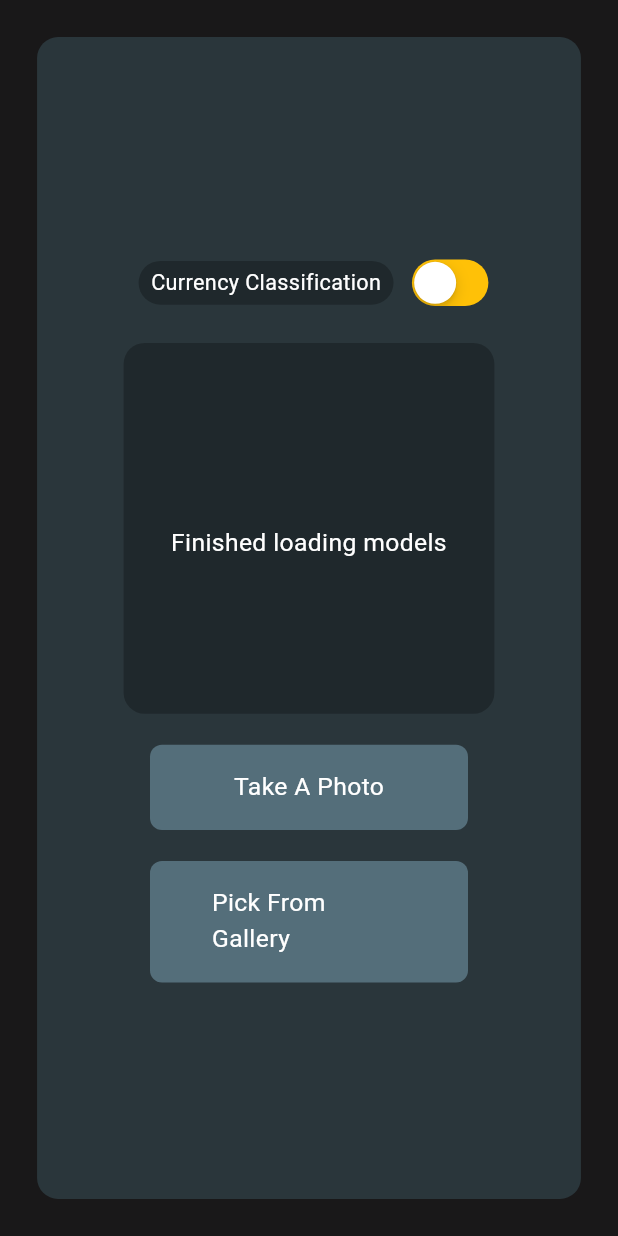
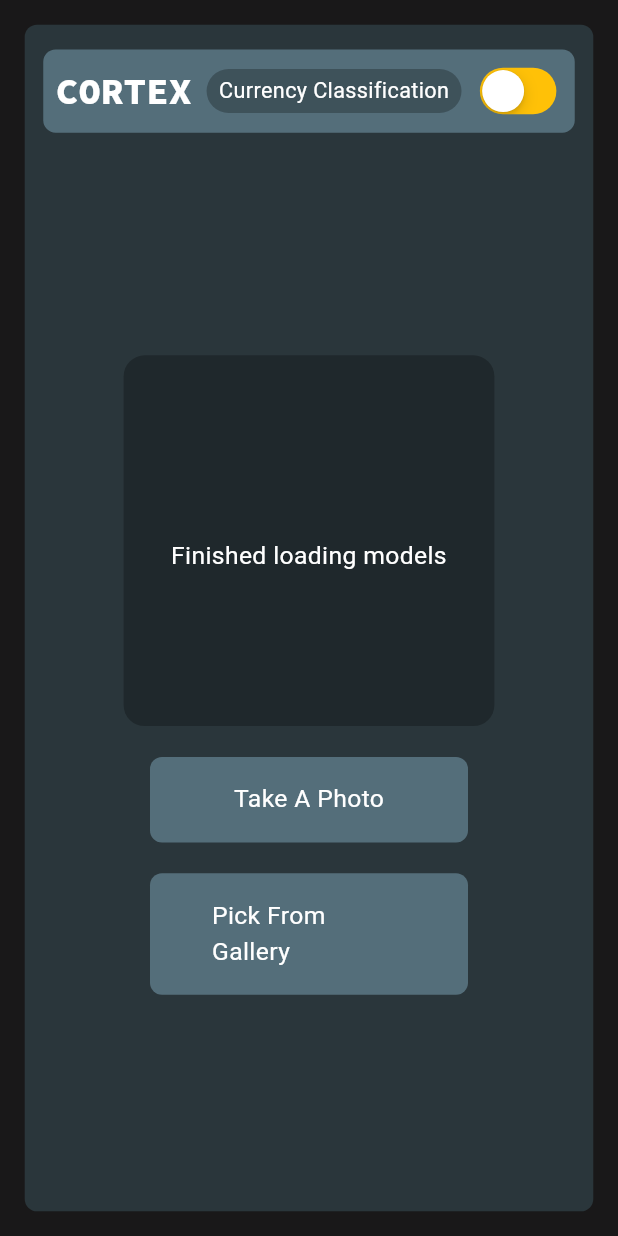
Before and after one commit to NehalH/Cortex-standalone, a Flutter app: the screen it shows after launch, on a phone screen of 412 x 824 dp. Run offline on Flutter 3.47's test engine with Material 3 defaults, Android fonts, the phone set to English and light mode, and no system bars; our stand-ins replace google_fonts, image_picker; missing offline and left inert: flutter_tesseract_ocr, flutter_tflite.

Commit message:
Update UI

```diff
--- a/lib/constants/constants.dart
+++ b/lib/constants/constants.dart
@@ -3,6 +3,7 @@ import 'package:flutter/material.dart';
 class AppColors {
   static final Color cortexPrimaryBg = Colors.black.withOpacity(0.9);
   static const Color cortexSecondaryBg = Color(0xFF2A363B);
+  static final Color? cortexFg = Colors.blueGrey[600];
 
 }
 
--- a/lib/views/home.dart
+++ b/lib/views/home.dart
@@ -9,6 +9,7 @@ import 'package:cortex/widgets/loading_status.dart';
 import 'package:flutter/cupertino.dart';
 import 'package:flutter/material.dart';
 import 'package:flutter_tflite/flutter_tflite.dart';
+import 'package:google_fonts/google_fonts.dart';
 import 'package:image_picker/image_picker.dart';
 
 class Home extends StatefulWidget {
@@ -118,17 +119,36 @@ class _HomeState extends State<Home> {
     return Scaffold(
       body: Container(
         color: AppColors.cortexPrimaryBg,
-        padding: EdgeInsets.symmetric(horizontal: width *0.06, vertical: width *0.06),
+        padding: EdgeInsets.symmetric(horizontal: width *0.04, vertical: width *0.04),
         child: Container(
           alignment: Alignment.center,
-          padding: EdgeInsets.all(width *0.14),
+          padding: EdgeInsets.symmetric(vertical: width *0.04, horizontal: width *0.03),
           decoration: BoxDecoration(
             color: AppColors.cortexSecondaryBg,
-            borderRadius: BorderRadius.circular(14),
+            borderRadius: BorderRadius.circular(width *0.02),
           ),
           child: Column(
-            mainAxisAlignment: MainAxisAlignment.center,
+            mainAxisAlignment: MainAxisAlignment.start,
             children: [
+              Container(
+                width: double.infinity,
+                decoration: BoxDecoration(
+                  color: AppColors.cortexFg,
+                  borderRadius: BorderRadius.circular(width *0.02),
+                ),
+                padding: EdgeInsets.symmetric(vertical: width *0.02, horizontal: width *0.02),
+                child: Row(
+                  children: [
+                    Text(
+                      'CORTEX',
+                      style: GoogleFonts.sourceCodePro(
+                        color: Colors.white,
+                        fontSize: width *0.06,
+                        fontWeight: FontWeight.w800,
+                      ),
+                      textAlign: TextAlign.center,
+                    ),
+                    const Spacer(),
                     Row(
                       mainAxisAlignment: MainAxisAlignment.end,
                       children: [
@@ -156,15 +176,21 @@ class _HomeState extends State<Home> {
                           value: regressionType == RegressionType.ocr,
                           onChanged: (value) {
                             setState(() {
-                        _output = "Processing . . . ";
+                              if(_output != "Processing..."){
+                                _output = "Processing...";
                                 regressionType = value ? RegressionType.ocr : RegressionType.currencyClassification;
                                 changeInterpreter();
                                 runThroughModel();
+                              }
                             });
                           },
                         ),
                       ],
                     ),
+                  ],
+                ),
+              ),
+              const Spacer(),
               SizedBox(height: width *0.05,),
               Center(
                 child: _isWaitingForInput == true
@@ -209,6 +235,7 @@ class _HomeState extends State<Home> {
                   ),
                 ],
               ),
+              const Spacer(),
             ],
           ),
         ),
--- a/lib/widgets/cortex_button.dart
+++ b/lib/widgets/cortex_button.dart
@@ -1,3 +1,4 @@
+import 'package:cortex/constants/constants.dart';
 import 'package:flutter/material.dart';
 
 class CortexFlatButton extends StatelessWidget {
@@ -22,7 +23,7 @@ class CortexFlatButton extends StatelessWidget {
         padding:
         EdgeInsets.symmetric(horizontal: width *0.1, vertical: width *0.04),
         decoration: BoxDecoration(
-            color: Colors.blueGrey[600],
+            color: AppColors.cortexFg,
             borderRadius: BorderRadius.circular(8)),
         child: Text(
           label,
--- a/pubspec.yaml
+++ b/pubspec.yaml
@@ -39,6 +39,7 @@ dependencies:
   image: ^3.0.1
   flutter_tflite: ^1.0.1
   flutter_tesseract_ocr: ^0.4.23
+  google_fonts: ^6.1.0
 
 dev_dependencies:
   flutter_test:
```
Also changed, not shown: pubspec.lock. Lines whose indentation alone changed are shown as unchanged.
